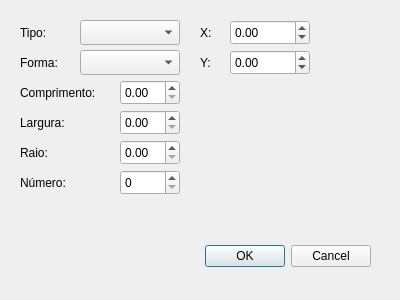
Before: the Qt Designer form suino_alpha_dialog_base.ui in led-21/SwineGIS, drawn with Qt 5.
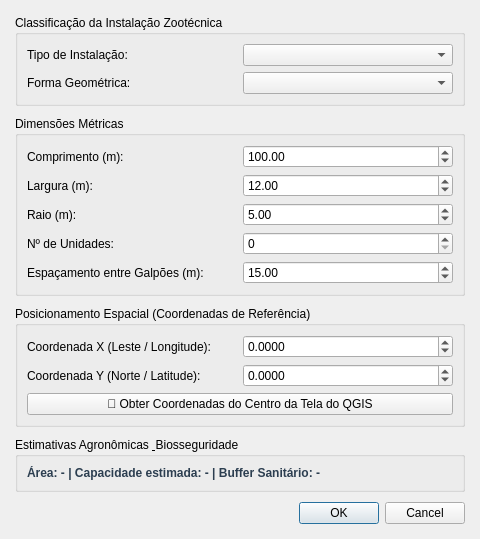
After: the same form once the commit is applied.

Commit message: feat: implement clean architecture, swine domain models, geometry builders, and interactive QGIS layers

Diff of the .ui file:
```diff
--- a/suino_alpha_dialog_base.ui
+++ b/suino_alpha_dialog_base.ui
@@ -1,244 +1,266 @@
 <ui version="4.0" >
  <class>SuinoAlphaDialogBase</class>
- <widget class="QDialog" name="SuinoAlphaDialogBase" >
-  <property name="geometry" >
+ <widget class="QDialog" name="SuinoAlphaDialogBase">
+  <property name="geometry">
    <rect>
     <x>0</x>
     <y>0</y>
-    <width>400</width>
-    <height>300</height>
+    <width>480</width>
+    <height>520</height>
    </rect>
   </property>
   <property name="windowTitle" >
    <string>SuinoAlpha</string>
   </property>
-  <widget class="QLabel" name="label_type" >
-   <property name="geometry" >
-    <rect>
-     <x>20</x>
-     <y>20</y>
-     <width>50</width>
-     <height>25</height>
-    </rect>
+  <layout class="QVBoxLayout" name="mainVerticalLayout">
+   <property name="spacing">
+    <number>10</number>
    </property>
-   <property name="text" >
-    <string>Tipo:</string>
+   <property name="leftMargin">
+    <number>15</number>
    </property>
-  </widget>
-  <widget class="QComboBox" name="comboBox_type" >
-   <property name="geometry" >
-    <rect>
-     <x>80</x>
-     <y>20</y>
-     <width>100</width>
-     <height>25</height>
-    </rect>
+   <property name="topMargin">
+    <number>15</number>
    </property>
-  </widget>
-  <widget class="QLabel" name="label_shape" >
-   <property name="geometry" >
-    <rect>
-     <x>20</x>
-     <y>50</y>
-     <width>50</width>
-     <height>25</height>
-    </rect>
+   <property name="rightMargin">
+    <number>15</number>
    </property>
-   <property name="text" >
-    <string>Forma:</string>
+   <property name="bottomMargin">
+    <number>15</number>
    </property>
-  </widget>
-  <widget class="QComboBox" name="comboBox_shape" >
-   <property name="geometry" >
-    <rect>
-     <x>80</x>
-     <y>50</y>
-     <width>100</width>
-     <height>25</height>
-    </rect>
-   </property>
-  </widget>
-  <widget class="QLabel" name="label_length" >
-   <property name="geometry" >
-    <rect>
-     <x>20</x>
-     <y>80</y>
-     <width>80</width>
-     <height>25</height>
-    </rect>
-   </property>
-   <property name="text" >
-    <string>Comprimento:</string>
-   </property>
-  </widget>
-  <widget class="QDoubleSpinBox" name="spinBox_length" >
-   <property name="geometry" >
-    <rect>
-     <x>120</x>
-     <y>80</y>
-     <width>60</width>
-     <height>25</height>
-    </rect>
-   </property>
-   <property name="maximum" >
-    <double>1000.0</double>
-   </property>
-  </widget>
-  <widget class="QLabel" name="label_width" >
-   <property name="geometry" >
-    <rect>
-     <x>20</x>
-     <y>110</y>
-     <width>50</width>
-     <height>25</height>
-    </rect>
-   </property>
-   <property name="text" >
-    <string>Largura:</string>
-   </property>
-  </widget>
-  <widget class="QDoubleSpinBox" name="spinBox_width" >
-   <property name="geometry" >
-    <rect>
-     <x>120</x>
-     <y>110</y>
-     <width>60</width>
-     <height>25</height>
-    </rect>
-   </property>
-   <property name="maximum" >
-    <double>1000.0</double>
-   </property>
-  </widget>
-  <widget class="QLabel" name="label_radius" >
-   <property name="geometry" >
-    <rect>
-     <x>20</x>
-     <y>140</y>
-     <width>50</width>
-     <height>25</height>
-    </rect>
-   </property>
-   <property name="text" >
-    <string>Raio:</string>
-   </property>
-  </widget>
-  <widget class="QDoubleSpinBox" name="spinBox_radius" >
-   <property name="geometry" >
-    <rect>
-     <x>120</x>
-     <y>140</y>
-     <width>60</width>
-     <height>25</height>
-    </rect>
-   </property>
-   <property name="maximum" >
-    <double>500.0</double>
-   </property>
-  </widget>
-  <widget class="QLabel" name="label_number" >
-   <property name="geometry" >
-    <rect>
-     <x>20</x>
-     <y>170</y>
-     <width>50</width>
-     <height>25</height>
-    </rect>
-   </property>
-   <property name="text" >
-    <string>Número:</string>
-   </property>
-  </widget>
-  <widget class="QSpinBox" name="spinBox_number" >
-   <property name="geometry" >
-    <rect>
-     <x>120</x>
-     <y>170</y>
-     <width>60</width>
-     <height>25</height>
-    </rect>
-   </property>
-   <property name="maximum" >
-    <int>10</int>
-   </property>
-   <property name="value" >
-    <int>1</int>
-   </property>
-  </widget>
-  <widget class="QLabel" name="label_x" >
-   <property name="geometry" >
-    <rect>
-     <x>200</x>
-     <y>20</y>
-     <width>20</width>
-     <height>25</height>
-    </rect>
-   </property>
-   <property name="text" >
-    <string>X:</string>
-   </property>
-  </widget>
-  <widget class="QDoubleSpinBox" name="spinBox_x" >
-   <property name="geometry" >
-    <rect>
-     <x>230</x>
-     <y>20</y>
-     <width>80</width>
-     <height>25</height>
-    </rect>
-   </property>
-   <property name="minimum" >
-    <double>-180.0</double>
-   </property>
-   <property name="maximum" >
-    <double>180.0</double>
-   </property>
-  </widget>
-  <widget class="QLabel" name="label_y" >
-   <property name="geometry" >
-    <rect>
-     <x>200</x>
-     <y>50</y>
-     <width>20</width>
-     <height>25</height>
-    </rect>
-   </property>
-   <property name="text" >
-    <string>Y:</string>
-   </property>
-  </widget>
-  <widget class="QDoubleSpinBox" name="spinBox_y" >
-   <property name="geometry" >
-    <rect>
-     <x>230</x>
-     <y>50</y>
-     <width>80</width>
-     <height>25</height>
-    </rect>
-   </property>
-   <property name="minimum" >
-    <double>-90.0</double>
-   </property>
-   <property name="maximum" >
-    <double>90.0</double>
-   </property>
-  </widget>
-  <widget class="QDialogButtonBox" name="button_box" >
-   <property name="geometry" >
-    <rect>
-     <x>30</x>
-     <y>240</y>
-     <width>341</width>
-     <height>32</height>
-    </rect>
-   </property>
-   <property name="orientation" >
-    <enum>Qt::Horizontal</enum>
-   </property>
-   <property name="standardButtons" >
-    <set>QDialogButtonBox::Cancel|QDialogButtonBox::Ok</set>
-   </property>
-  </widget>
+   <item>
+    <widget class="QGroupBox" name="groupClassification">
+     <property name="title">
+      <string>Classificação da Instalação Zootécnica</string>
+     </property>
+     <layout class="QGridLayout" name="gridClassification">
+      <item row="0" column="0">
+       <widget class="QLabel" name="label_type">
+        <property name="text">
+         <string>Tipo de Instalação:</string>
+        </property>
+       </widget>
+      </item>
+      <item row="0" column="1">
+       <widget class="QComboBox" name="comboBox_type"/>
+      </item>
+      <item row="1" column="0">
+       <widget class="QLabel" name="label_shape">
+        <property name="text">
+         <string>Forma Geométrica:</string>
+        </property>
+       </widget>
+      </item>
+      <item row="1" column="1">
+       <widget class="QComboBox" name="comboBox_shape"/>
+      </item>
+     </layout>
+    </widget>
+   </item>
+   <item>
+    <widget class="QGroupBox" name="groupDimensions">
+     <property name="title">
+      <string>Dimensões Métricas</string>
+     </property>
+     <layout class="QGridLayout" name="gridDimensions">
+      <item row="0" column="0">
+       <widget class="QLabel" name="label_length">
+        <property name="text">
+         <string>Comprimento (m):</string>
+        </property>
+       </widget>
+      </item>
+      <item row="0" column="1">
+       <widget class="QDoubleSpinBox" name="spinBox_length">
+        <property name="maximum">
+         <double>2000.0</double>
+        </property>
+        <property name="value">
+         <double>100.0</double>
+        </property>
+        <property name="singleStep">
+         <double>5.0</double>
+        </property>
+       </widget>
+      </item>
+      <item row="1" column="0">
+       <widget class="QLabel" name="label_width">
+        <property name="text">
+         <string>Largura (m):</string>
+        </property>
+       </widget>
+      </item>
+      <item row="1" column="1">
+       <widget class="QDoubleSpinBox" name="spinBox_width">
+        <property name="maximum">
+         <double>500.0</double>
+        </property>
+        <property name="value">
+         <double>12.0</double>
+        </property>
+        <property name="singleStep">
+         <double>1.0</double>
+        </property>
+       </widget>
+      </item>
+      <item row="2" column="0">
+       <widget class="QLabel" name="label_radius">
+        <property name="text">
+         <string>Raio (m):</string>
+        </property>
+       </widget>
+      </item>
+      <item row="2" column="1">
+       <widget class="QDoubleSpinBox" name="spinBox_radius">
+        <property name="maximum">
+         <double>500.0</double>
+        </property>
+        <property name="value">
+         <double>5.0</double>
+        </property>
+        <property name="singleStep">
+         <double>1.0</double>
+        </property>
+       </widget>
+      </item>
+      <item row="3" column="0">
+       <widget class="QLabel" name="label_number">
+        <property name="text">
+         <string>Nº de Unidades:</string>
+        </property>
+       </widget>
+      </item>
+      <item row="3" column="1">
+       <widget class="QSpinBox" name="spinBox_number">
+        <property name="minimum">
+         <int>1</int>
+        </property>
+        <property name="maximum">
+         <int>50</int>
+        </property>
+        <property name="value">
+         <int>1</int>
+        </property>
+       </widget>
+      </item>
+      <item row="4" column="0">
+       <widget class="QLabel" name="label_spacing">
+        <property name="text">
+         <string>Espaçamento entre Galpões (m):</string>
+        </property>
+       </widget>
+      </item>
+      <item row="4" column="1">
+       <widget class="QDoubleSpinBox" name="spinBox_spacing">
+        <property name="maximum">
+         <double>200.0</double>
+        </property>
+        <property name="value">
+         <double>15.0</double>
+        </property>
+        <property name="singleStep">
+         <double>1.0</double>
+        </property>
+       </widget>
+      </item>
+     </layout>
+    </widget>
+   </item>
+   <item>
+    <widget class="QGroupBox" name="groupSpatial">
+     <property name="title">
+      <string>Posicionamento Espacial (Coordenadas de Referência)</string>
+     </property>
+     <layout class="QGridLayout" name="gridSpatial">
+      <item row="0" column="0">
+       <widget class="QLabel" name="label_x">
+        <property name="text">
+         <string>Coordenada X (Leste / Longitude):</string>
+        </property>
+       </widget>
+      </item>
+      <item row="0" column="1">
+       <widget class="QDoubleSpinBox" name="spinBox_x">
+        <property name="decimals">
+         <number>4</number>
+        </property>
+        <property name="minimum">
+         <double>-20000000.0</double>
+        </property>
+        <property name="maximum">
+         <double>20000000.0</double>
+        </property>
+        <property name="value">
+         <double>0.0</double>
+        </property>
+       </widget>
+      </item>
+      <item row="1" column="0">
+       <widget class="QLabel" name="label_y">
+        <property name="text">
+         <string>Coordenada Y (Norte / Latitude):</string>
+        </property>
+       </widget>
+      </item>
+      <item row="1" column="1">
+       <widget class="QDoubleSpinBox" name="spinBox_y">
+        <property name="decimals">
+         <number>4</number>
+        </property>
+        <property name="minimum">
+         <double>-20000000.0</double>
+        </property>
+        <property name="maximum">
+         <double>20000000.0</double>
+        </property>
+        <property name="value">
+         <double>0.0</double>
+        </property>
+       </widget>
+      </item>
+      <item row="2" column="0" colspan="2">
+       <widget class="QPushButton" name="btn_capture_map_center">
+        <property name="text">
+         <string>📍 Obter Coordenadas do Centro da Tela do QGIS</string>
+        </property>
+       </widget>
+      </item>
+     </layout>
+    </widget>
+   </item>
+   <item>
+    <widget class="QGroupBox" name="groupSummary">
+     <property name="title">
+      <string>Estimativas Agronômicas &amp; Biosseguridade</string>
+     </property>
+     <layout class="QVBoxLayout" name="layoutSummary">
+      <item>
+       <widget class="QLabel" name="label_summary_text">
+        <property name="text">
+         <string>Área: - | Capacidade estimada: - | Buffer Sanitário: -</string>
+        </property>
+        <property name="wordWrap">
+         <bool>true</bool>
+        </property>
+        <property name="styleSheet">
+         <string>color: #2c3e50; font-weight: bold;</string>
+        </property>
+       </widget>
+      </item>
+     </layout>
+    </widget>
+   </item>
+   <item>
+    <widget class="QDialogButtonBox" name="button_box">
+     <property name="orientation">
+      <enum>Qt::Horizontal</enum>
+     </property>
+     <property name="standardButtons">
+      <set>QDialogButtonBox::Cancel|QDialogButtonBox::Ok</set>
+     </property>
+    </widget>
+   </item>
+  </layout>
  </widget>
  <resources/>
  <connections>
```
Left out of the diff: 27 changed lines with no effect on the pictures. The commit also changes 32 other files.
